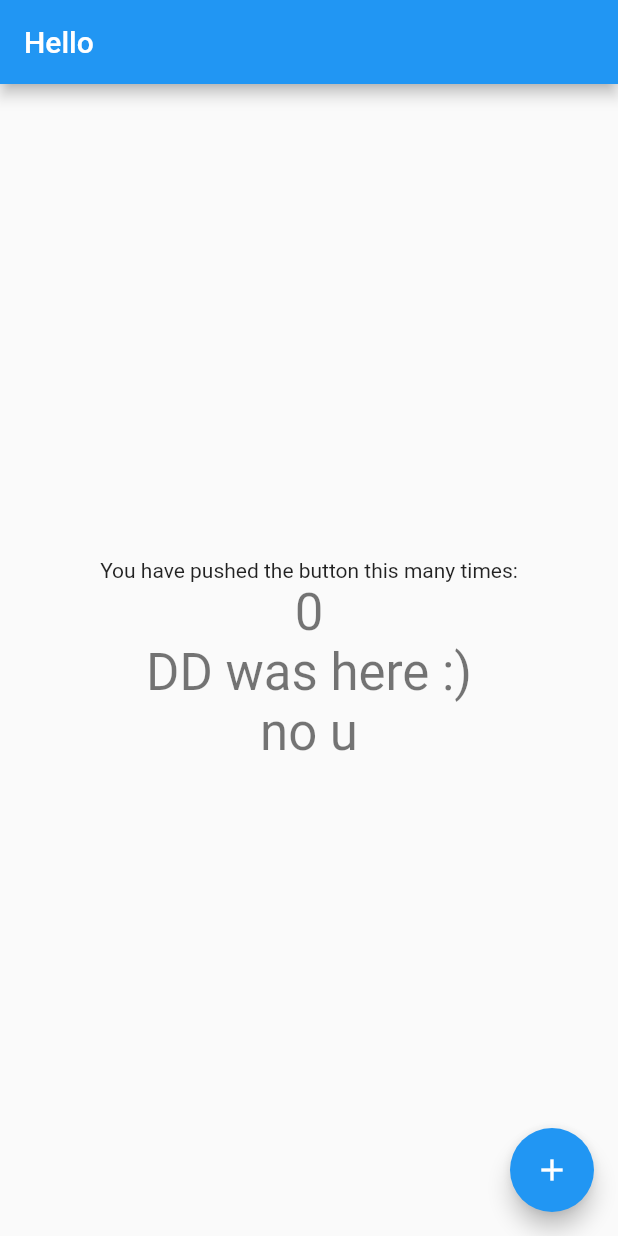
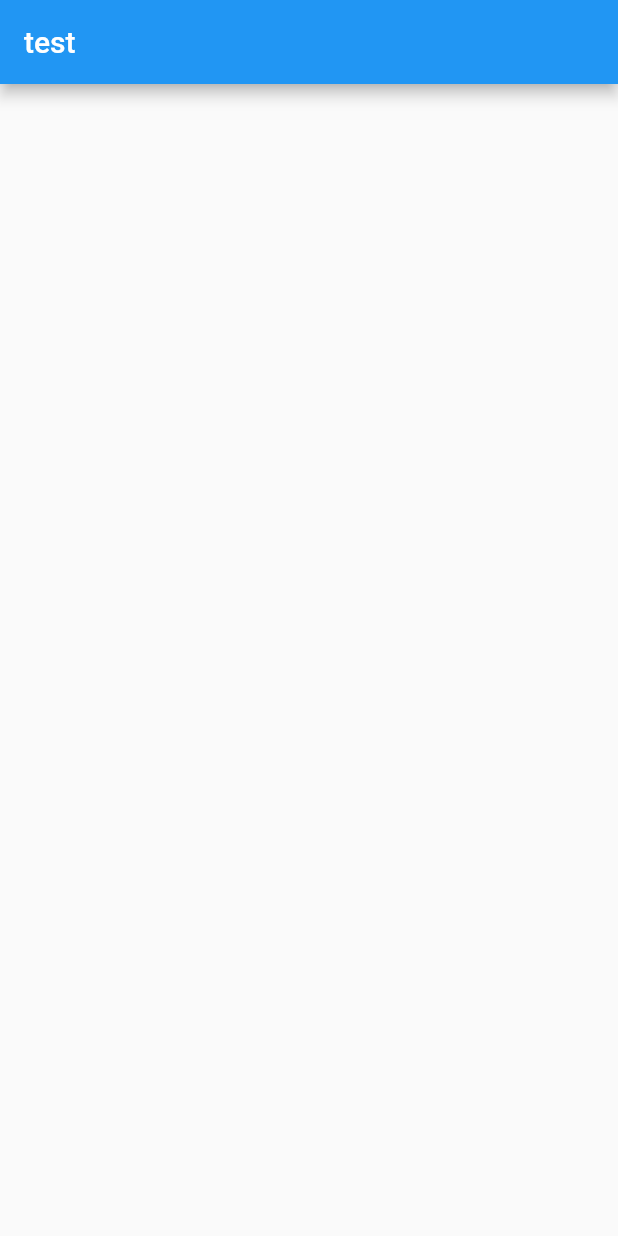
Before and after one commit to HomamAbosaleh/AGU-App, a Flutter app: the screen it shows after launch, on a phone screen of 412 x 824 dp. Run offline on Flutter 3.47's test engine with Material 2 defaults, Android fonts, the phone set to English and light mode, and no system bars.

Commit message:
sadiks commit

```diff
--- a/final_project/lib/main.dart
+++ b/final_project/lib/main.dart
@@ -1,75 +1,20 @@
 import 'package:flutter/material.dart';
 
 void main() {
-  runApp(const MyApp());
+  runApp(MaterialApp(
+      debugShowCheckedModeBanner: false,
+      title: 'Agu App',
+      home: MasterScaffold()));
 }
 
-class MyApp extends StatelessWidget {
-  const MyApp({Key? key}) : super(key: key);
-
-  @override
-  Widget build(BuildContext context) {
-    return MaterialApp(
-      debugShowCheckedModeBanner: false,
-      title: 'Flutter Demo',
-      theme: ThemeData(
-        primarySwatch: Colors.blue,
-      ),
-      home: const MyHomePage(title: 'Hello'),
-    );
-  }
-}
-
-class MyHomePage extends StatefulWidget {
-  const MyHomePage({Key? key, required this.title}) : super(key: key);
-
-  final String title;
-
-  @override
-  State<MyHomePage> createState() => _MyHomePageState();
-}
-
-class _MyHomePageState extends State<MyHomePage> {
-  int _counter = 0;
-
-  void _incrementCounter() {
-    setState(() {
-      _counter++;
-    });
-  }
+class MasterScaffold extends StatelessWidget {
+  const MasterScaffold({Key? key}) : super(key: key);
 
   @override
   Widget build(BuildContext context) {
     return Scaffold(
       appBar: AppBar(
-        title: Text(widget.title),
-      ),
-      body: Center(
-        child: Column(
-          mainAxisAlignment: MainAxisAlignment.center,
-          children: <Widget>[
-            const Text(
-              'You have pushed the button this many times:',
-            ),
-            Text(
-              '$_counter',
-              style: Theme.of(context).textTheme.headline4,
-            ),
-            Text(
-              'DD was here :)',
-              style: Theme.of(context).textTheme.headline4,
-            ),
-            Text(
-              'no u',
-              style: Theme.of(context).textTheme.headline4,
-            ),
-          ],
-        ),
-      ),
-      floatingActionButton: FloatingActionButton(
-        onPressed: _incrementCounter,
-        tooltip: 'Increment',
-        child: const Icon(Icons.add),
+        title: Text('test'),
       ),
     );
   }
```
